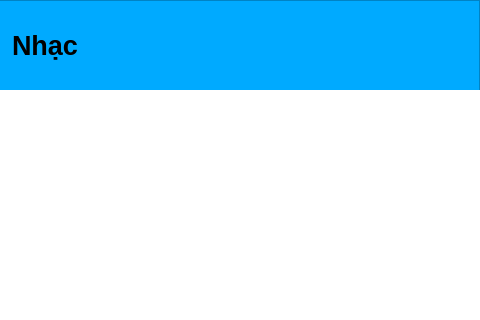
Qt form GUI/ADMIN/MusicAdmin.ui (VieetKhooii/OS-Music) before a commit; both pictures show x 661 to 1141 and y 0 to 320 of the 1141 by 622 pixel window.
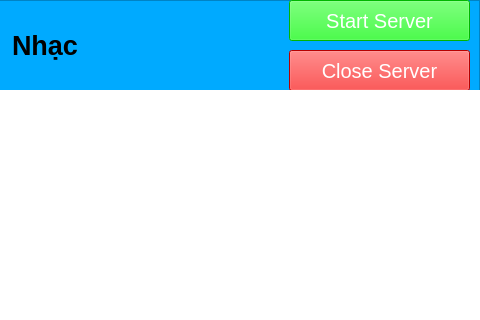
The same form after that commit.

```diff
--- a/GUI/ADMIN/MusicAdmin.ui
+++ b/GUI/ADMIN/MusicAdmin.ui
@@ -221,6 +221,66 @@
        <set>Qt::AlignCenter</set>
       </property>
      </widget>
+     <widget class="QPushButton" name="startBtn">
+      <property name="geometry">
+       <rect>
+        <x>680</x>
+        <y>0</y>
+        <width>181</width>
+        <height>41</height>
+       </rect>
+      </property>
+      <property name="sizePolicy">
+       <sizepolicy hsizetype="Expanding" vsizetype="Expanding">
+        <horstretch>0</horstretch>
+        <verstretch>0</verstretch>
+       </sizepolicy>
+      </property>
+      <property name="font">
+       <font>
+        <pointsize>15</pointsize>
+       </font>
+      </property>
+      <property name="cursor">
+       <cursorShape>PointingHandCursor</cursorShape>
+      </property>
+      <property name="styleSheet">
+       <string notr="true">color: white; background-color: rgb(0, 255, 0)</string>
+      </property>
+      <property name="text">
+       <string>Start Server</string>
+      </property>
+     </widget>
+     <widget class="QPushButton" name="closeBtn">
+      <property name="geometry">
+       <rect>
+        <x>680</x>
+        <y>50</y>
+        <width>181</width>
+        <height>41</height>
+       </rect>
+      </property>
+      <property name="sizePolicy">
+       <sizepolicy hsizetype="Expanding" vsizetype="Expanding">
+        <horstretch>0</horstretch>
+        <verstretch>0</verstretch>
+       </sizepolicy>
+      </property>
+      <property name="font">
+       <font>
+        <pointsize>15</pointsize>
+       </font>
+      </property>
+      <property name="cursor">
+       <cursorShape>PointingHandCursor</cursorShape>
+      </property>
+      <property name="styleSheet">
+       <string notr="true">color: white; background-color: rgb(255, 0, 0)</string>
+      </property>
+      <property name="text">
+       <string>Close Server</string>
+      </property>
+     </widget>
     </widget>
     <widget class="QLineEdit" name="quanLyTitle">
      <property name="geometry">
```
